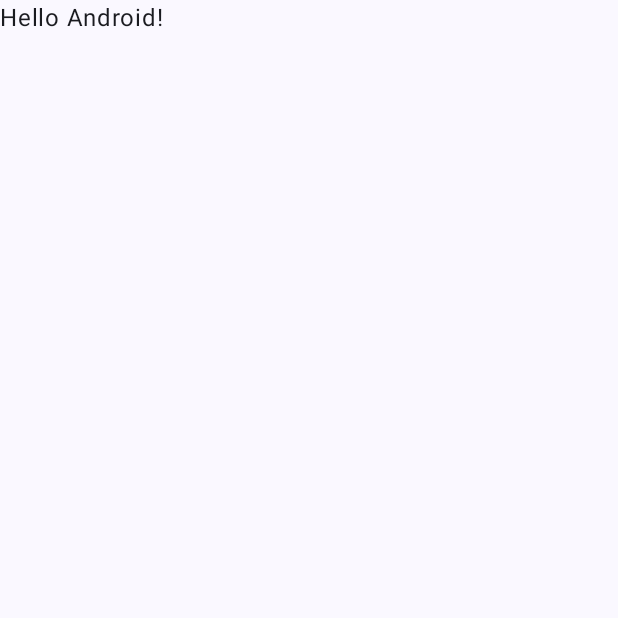
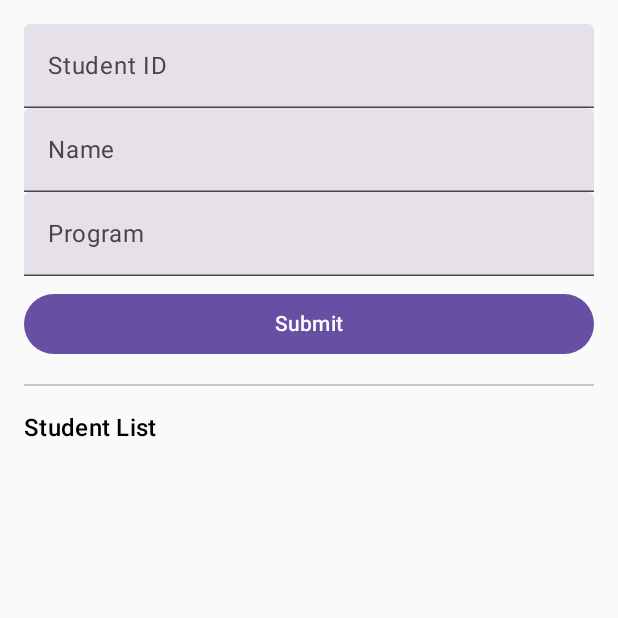
Before and after one commit to khalebandhyka/66721_MAPModulWeek8, an Android app built with Jetpack Compose: the screen it shows after launch (MainActivity), on a phone screen of 412 x 824 dp, the top half of it. Before the commit the part shown is almost empty. Run offline under Robolectric (Android 15) with nearby library versions, the phone set to English and light mode, and no system bars; our stand-ins replace Firebase (no records; nobody signed in at launch, a user with empty details on screens opened directly).

Commit message:
Check Point 2 Modul Week 8

```diff
--- a/app/build.gradle.kts
+++ b/app/build.gradle.kts
@@ -53,6 +53,7 @@ dependencies {
     implementation(platform("com.google.firebase:firebase-bom:33.12.0"))
     implementation("com.google.firebase:firebase-analytics")
     implementation("androidx.lifecycle:lifecycle-viewmodel-compose:2.6.2")
+    implementation(libs.firebase.firestore.ktx)
     testImplementation(libs.junit)
     androidTestImplementation(libs.androidx.junit)
     androidTestImplementation(libs.androidx.espresso.core)
--- a/app/src/main/java/com/example/firebaseapp/MainActivity.kt
+++ b/app/src/main/java/com/example/firebaseapp/MainActivity.kt
@@ -6,29 +6,27 @@ import androidx.activity.compose.setContent
 import androidx.activity.enableEdgeToEdge
 import androidx.compose.foundation.layout.fillMaxSize
 import androidx.compose.foundation.layout.padding
+import androidx.compose.material3.MaterialTheme
 import androidx.compose.material3.Scaffold
 import androidx.compose.material3.Text
 import androidx.compose.runtime.Composable
 import androidx.compose.ui.Modifier
 import androidx.compose.ui.tooling.preview.Preview
 import com.example.firebaseapp.ui.theme.FirebaseAppTheme
+import com.google.firebase.FirebaseApp
 
 class MainActivity : ComponentActivity() {
     override fun onCreate(savedInstanceState: Bundle?) {
         super.onCreate(savedInstanceState)
         enableEdgeToEdge()
+        FirebaseApp.initializeApp(this)
         setContent {
-            FirebaseAppTheme {
-                Scaffold(modifier = Modifier.fillMaxSize()) { innerPadding ->
-                    Greeting(
-                        name = "Android",
-                        modifier = Modifier.padding(innerPadding)
-                    )
+            MaterialTheme {
+                StudentRegistrationScreen()
                 }
             }
         }
     }
-}
 
 @Composable
 fun Greeting(name: String, modifier: Modifier = Modifier) {
--- /dev/null
+++ b/app/src/main/java/com/example/firebaseapp/StudentRegistrationScreen.kt
@@ -0,0 +1,70 @@
+package com.example.firebaseapp
+
+import androidx.compose.foundation.layout.*
+import androidx.compose.foundation.lazy.LazyColumn
+import androidx.compose.foundation.lazy.items
+import androidx.compose.material3.*
+import androidx.compose.runtime.*
+import androidx.compose.ui.Modifier
+import androidx.compose.ui.unit.dp
+import androidx.lifecycle.viewmodel.compose.viewModel
+
+@Composable
+fun StudentRegistrationScreen(viewModel: StudentViewModel = viewModel()) {
+    var studentId by remember { mutableStateOf("") }
+    var name by remember { mutableStateOf("") }
+    var program by remember { mutableStateOf("") }
+
+    Column(
+        modifier = Modifier
+            .padding(16.dp)
+            .fillMaxSize()
+    ) {
+        TextField(
+            value = studentId,
+            onValueChange = { studentId = it },
+            label = { Text("Student ID") },
+            modifier = Modifier.fillMaxWidth()
+        )
+        TextField(
+            value = name,
+            onValueChange = { name = it },
+            label = { Text("Name") },
+            modifier = Modifier.fillMaxWidth()
+        )
+        TextField(
+            value = program,
+            onValueChange = { program = it },
+            label = { Text("Program") },
+            modifier = Modifier.fillMaxWidth()
+        )
+        Button(
+            onClick = {
+                if (studentId.isNotBlank() && name.isNotBlank() && program.isNotBlank()) {
+                    viewModel.addStudent(Student(studentId, name, program))
+                    studentId = ""
+                    name = ""
+                    program = ""
+                }
+            },
+            modifier = Modifier
+                .padding(top = 8.dp)
+                .fillMaxWidth()
+        ) {
+            Text("Submit")
+        }
+
+        Divider(modifier = Modifier.padding(vertical = 16.dp))
+
+        Text(
+            text = "Student List",
+            style = MaterialTheme.typography.titleMedium
+        )
+
+        LazyColumn {
+            items(viewModel.students) { student ->
+                Text(text = "${student.id} - ${student.name} - ${student.program}")
+            }
+        }
+    }
+}
--- /dev/null
+++ b/app/src/main/java/com/example/firebaseapp/StudentViewModel.kt
@@ -0,0 +1,54 @@
+package com.example.firebaseapp
+
+import android.util.Log
+import androidx.compose.runtime.getValue
+import androidx.compose.runtime.mutableStateOf
+import androidx.compose.runtime.setValue
+import androidx.lifecycle.ViewModel
+import com.google.firebase.Firebase
+import com.google.firebase.firestore.firestore
+
+class StudentViewModel : ViewModel() {
+    private val db = Firebase.firestore
+    var students by mutableStateOf(listOf<Student>())
+        private set
+
+    init {
+        fetchStudents()
+    }
+
+    fun addStudent(student: Student) {
+        val studentMap = hashMapOf(
+            "id" to student.id,
+            "name" to student.name,
+            "program" to student.program
+        )
+        db.collection("students")
+            .add(studentMap)
+            .addOnSuccessListener {
+                Log.d("Firestore", "DocumentSnapshot added with ID:${it.id}")
+                fetchStudents()
+            }
+            .addOnFailureListener { e ->
+                Log.w("Firestore", "Error adding document", e)
+            }
+    }
+
+    private fun fetchStudents() {
+        db.collection("students")
+            .get()
+            .addOnSuccessListener { result ->
+                val list = mutableListOf<Student>()
+                for (document in result) {
+                    val id = document.getString("id") ?: ""
+                    val name = document.getString("name") ?: ""
+                    val program = document.getString("program") ?: ""
+                    list.add(Student(id, name, program))
+                }
+                students = list
+            }
+            .addOnFailureListener { exception ->
+                Log.w("Firestore", "Error getting documents.", exception)
+            }
+    }
+}
--- a/gradle/libs.versions.toml
+++ b/gradle/libs.versions.toml
@@ -8,6 +8,7 @@ espressoCore = "3.6.1"
 lifecycleRuntimeKtx = "2.8.7"
 activityCompose = "1.10.1"
 composeBom = "2024.04.01"
+firebaseFirestoreKtx = "25.1.3"
 
 [libraries]
 androidx-core-ktx = { group = "androidx.core", name = "core-ktx", version.ref = "coreKtx" }
@@ -24,6 +25,7 @@ androidx-ui-tooling-preview = { group = "androidx.compose.ui", name = "ui-toolin
 androidx-ui-test-manifest = { group = "androidx.compose.ui", name = "ui-test-manifest" }
 androidx-ui-test-junit4 = { group = "androidx.compose.ui", name = "ui-test-junit4" }
 androidx-material3 = { group = "androidx.compose.material3", name = "material3" }
+firebase-firestore-ktx = { group = "com.google.firebase", name = "firebase-firestore-ktx", version.ref = "firebaseFirestoreKtx" }
 
 [plugins]
 android-application = { id = "com.android.application", version.ref = "agp" }
```
Also changed, not shown: app/src/main/java/com/example/firebaseapp/Student.kt (added, +7 -0 lines).
